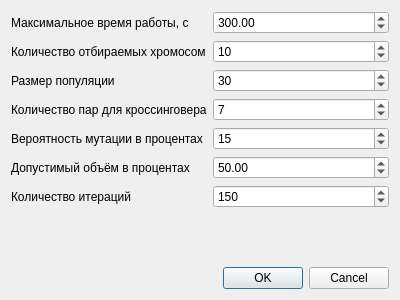
This is geneticsolverdialog.ui in Musseffect/3D-container-packing as Qt 5 draws it before an edit. The edited form follows.
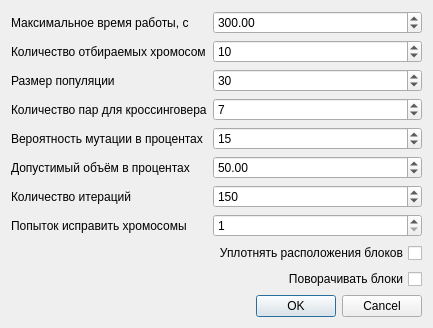
This is the edited form.

```diff
--- a/geneticsolverdialog.ui
+++ b/geneticsolverdialog.ui
@@ -156,6 +156,49 @@
        </property>
       </widget>
      </item>
+     <item row="7" column="0">
+      <widget class="QLabel" name="label_8">
+       <property name="text">
+        <string>Попыток исправить хромосомы</string>
+       </property>
+      </widget>
+     </item>
+     <item row="7" column="1">
+      <widget class="QSpinBox" name="repairAttempts">
+       <property name="minimum">
+        <number>1</number>
+       </property>
+       <property name="maximum">
+        <number>15</number>
+       </property>
+      </widget>
+     </item>
+     <item row="8" column="1">
+      <widget class="QCheckBox" name="boxCompression">
+       <property name="layoutDirection">
+        <enum>Qt::RightToLeft</enum>
+       </property>
+       <property name="text">
+        <string>Уплотнять расположения блоков</string>
+       </property>
+      </widget>
+     </item>
+     <item row="9" column="1">
+      <widget class="QCheckBox" name="rotateBoxes">
+       <property name="sizePolicy">
+        <sizepolicy hsizetype="Minimum" vsizetype="Fixed">
+         <horstretch>0</horstretch>
+         <verstretch>0</verstretch>
+        </sizepolicy>
+       </property>
+       <property name="layoutDirection">
+        <enum>Qt::RightToLeft</enum>
+       </property>
+       <property name="text">
+        <string>Поворачивать блоки</string>
+       </property>
+      </widget>
+     </item>
     </layout>
    </item>
    <item>
```
